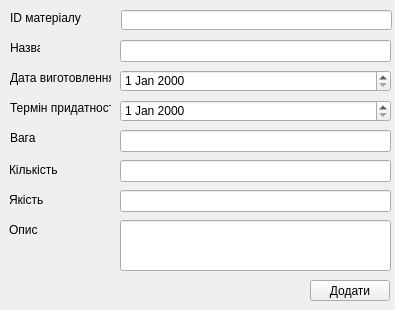
Old version of the form practiceLPNU/addmaterial.ui in the repository PeterLysyk/PracticeWorkLPNU.
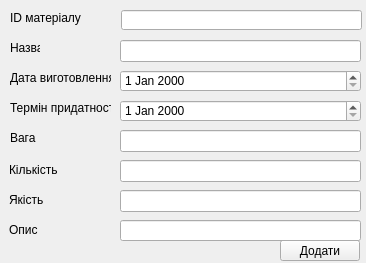
New version of the form.

The edit to the form file:
```diff
--- a/practiceLPNU/addmaterial.ui
+++ b/practiceLPNU/addmaterial.ui
@@ -6,8 +6,8 @@
    <rect>
     <x>0</x>
     <y>0</y>
-    <width>395</width>
-    <height>310</height>
+    <width>366</width>
+    <height>263</height>
    </rect>
   </property>
   <property name="windowTitle">
@@ -31,7 +31,7 @@
     <rect>
      <x>120</x>
      <y>130</y>
-     <width>271</width>
+     <width>241</width>
      <height>22</height>
     </rect>
    </property>
@@ -52,8 +52,8 @@
   <widget class="QPushButton" name="AddMaterialButton">
    <property name="geometry">
     <rect>
-     <x>310</x>
-     <y>280</y>
+     <x>280</x>
+     <y>240</y>
      <width>80</width>
      <height>21</height>
     </rect>
@@ -67,7 +67,7 @@
     <rect>
      <x>121</x>
      <y>10</y>
-     <width>271</width>
+     <width>241</width>
      <height>20</height>
     </rect>
    </property>
@@ -103,7 +103,7 @@
     <rect>
      <x>120</x>
      <y>40</y>
-     <width>271</width>
+     <width>241</width>
      <height>22</height>
     </rect>
    </property>
@@ -139,7 +139,7 @@
     <rect>
      <x>120</x>
      <y>160</y>
-     <width>271</width>
+     <width>241</width>
      <height>22</height>
     </rect>
    </property>
@@ -162,7 +162,7 @@
     <rect>
      <x>120</x>
      <y>190</y>
-     <width>271</width>
+     <width>241</width>
      <height>22</height>
     </rect>
    </property>
@@ -185,8 +185,8 @@
     <rect>
      <x>120</x>
      <y>220</y>
-     <width>271</width>
-     <height>51</height>
+     <width>241</width>
+     <height>21</height>
     </rect>
    </property>
   </widget>
@@ -195,7 +195,7 @@
     <rect>
      <x>120</x>
      <y>70</y>
-     <width>271</width>
+     <width>241</width>
      <height>22</height>
     </rect>
    </property>
@@ -205,7 +205,7 @@
     <rect>
      <x>120</x>
      <y>100</y>
-     <width>271</width>
+     <width>241</width>
      <height>22</height>
     </rect>
    </property>
```
